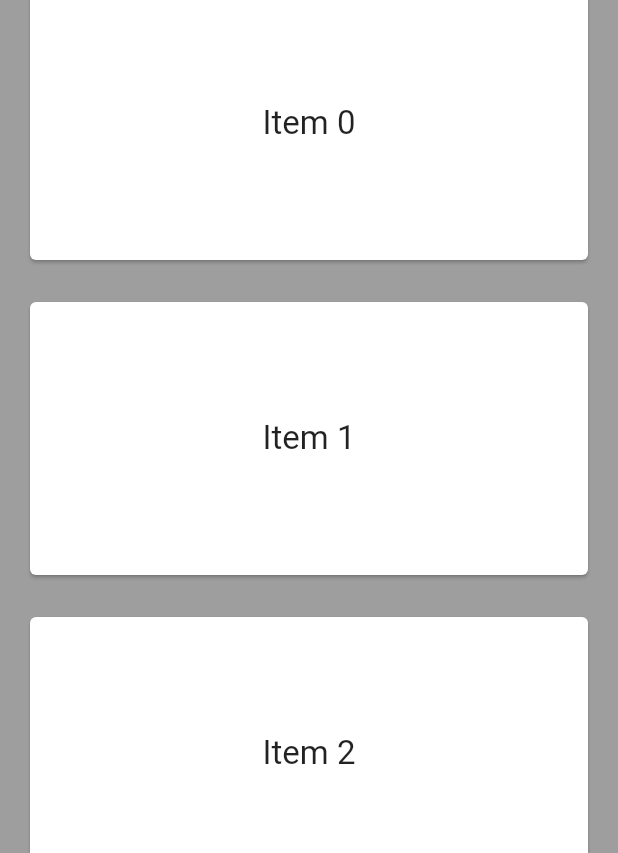
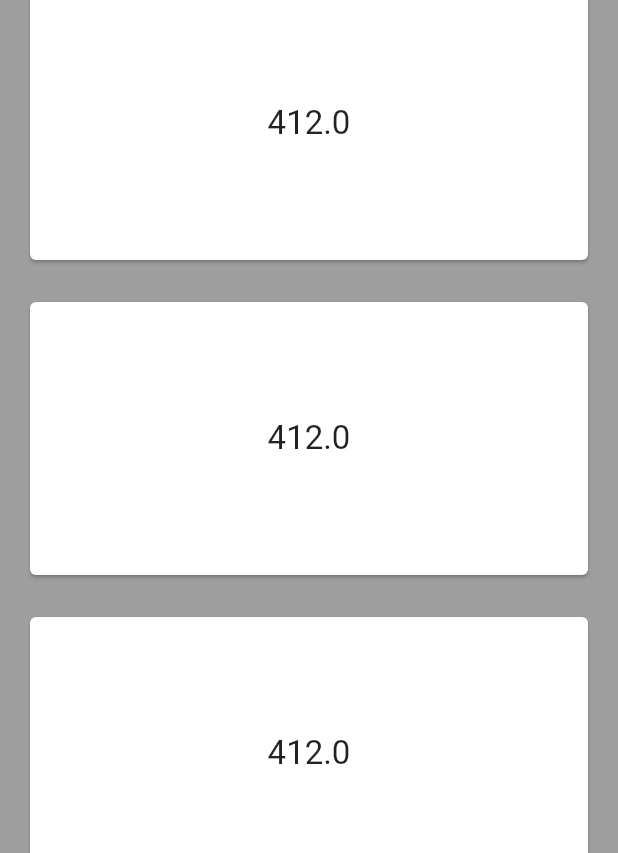
Before and after one commit to rlechetaudemy/carros_flutter_web, a Flutter app: the screen it shows after launch, on a phone screen of 412 x 824 dp. Shown: the part 163-1016 px from the top of the screen. Run offline on Flutter 3.47's test engine with Material 2 defaults, Android fonts, the phone set to English and light mode, and no system bars.

Commit message:
Fist Commit

```diff
--- a/lib/home.dart
+++ b/lib/home.dart
@@ -11,7 +11,7 @@ class HomePage extends StatefulWidget {
 class _HomePageState extends State<HomePage> {
   Size get size => MediaQuery.of(context).size;
 
-  bool get showMenu => size.width > 760;
+  bool get showMenu => size.width > 500;
 
   @override
   Widget build(BuildContext context) {
@@ -59,13 +59,26 @@ class _HomePageState extends State<HomePage> {
   }
 
   _right() {
+
+    double width = showMenu ? size.width - menuWidth : size.width;
+
+    int columns = 1;
+
+    if(width <= 500) {
+      columns = 1;
+    } else if(width < 1000) {
+      columns = 2;
+    } else {
+      columns = 3;
+    }
+
     return Container(
       padding: EdgeInsets.all(16),
-      width: showMenu ? size.width - menuWidth : size.width,
+      width: width,
       color: Colors.grey,
       child: GridView.builder(
         gridDelegate: SliverGridDelegateWithFixedCrossAxisCount(
-          crossAxisCount: showMenu ? 3 : 1,
+          crossAxisCount: columns,
           mainAxisSpacing: 20,
           crossAxisSpacing: 20,
           childAspectRatio: 2,
@@ -76,7 +89,7 @@ class _HomePageState extends State<HomePage> {
             height: 150,
             child: Card(
               child: Center(
-                child: Text("Item $idx"),
+                child: Text("$width"),
               ),
             ),
           );
```
Also changed, not shown: 1 other file.
